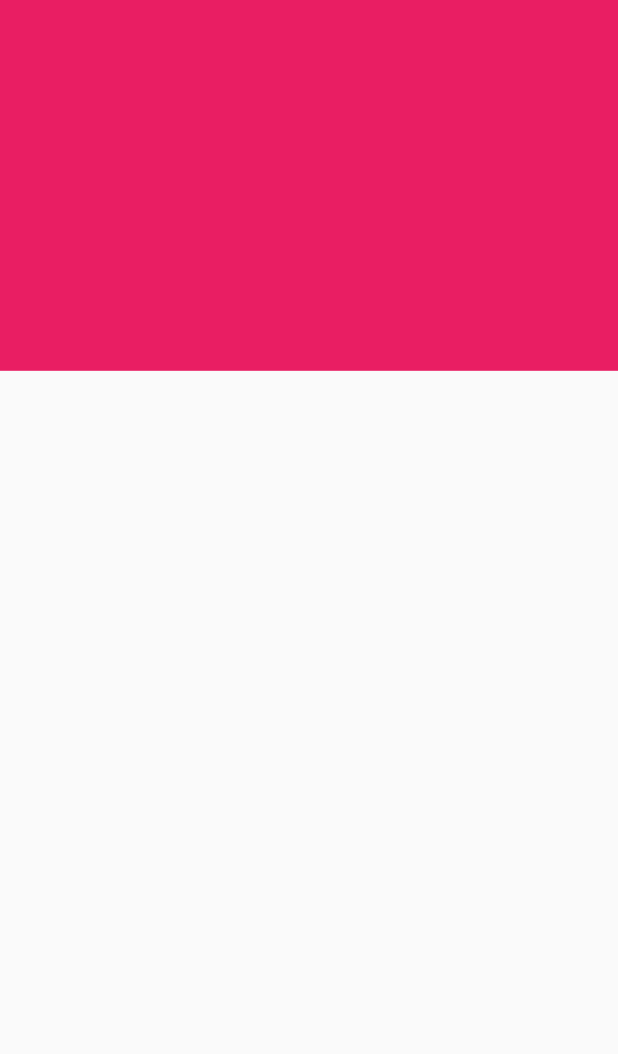
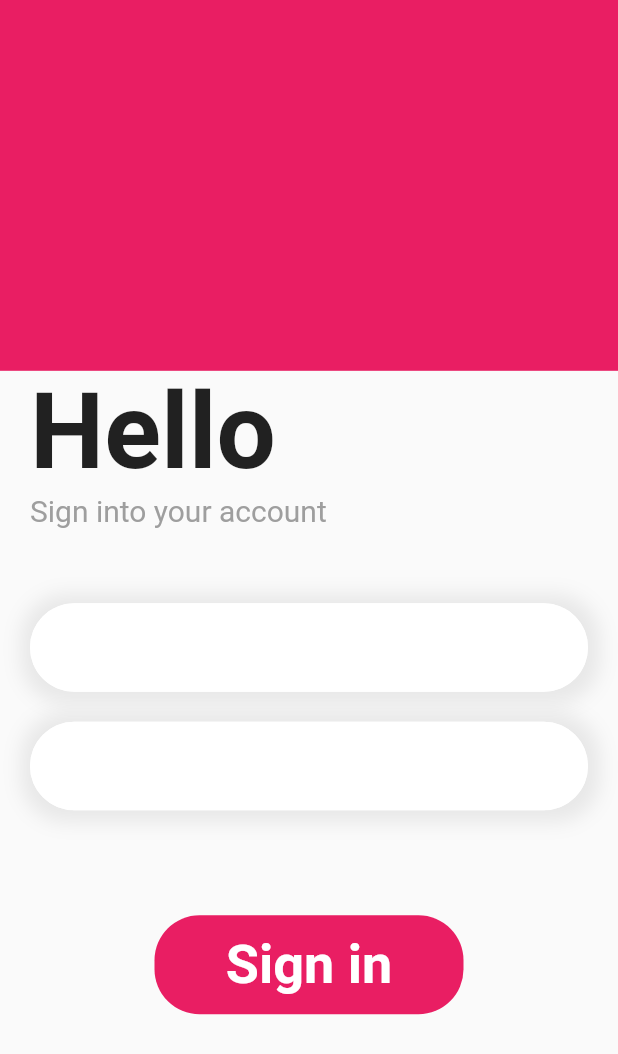
Before and after one commit to eudaldmoya/TimeItApp, a Flutter app: the screen it shows after launch, on a phone screen of 412 x 824 dp. Shown: the top 1054 px of the screen. Run offline on Flutter 3.47's test engine with Material 2 defaults, Android fonts, the phone set to English and light mode, and no system bars; our stand-ins replace cloud_firestore, firebase_auth, firebase_core; missing offline and left inert: flutterfire_ui; accounts and stored records are empty.

Commit message:
creacion de log in ui

```diff
--- a/lib/screens/newlogin_screen.dart
+++ b/lib/screens/newlogin_screen.dart
@@ -19,11 +19,111 @@ class _LoginPageState extends State<LoginPage> {
       children: [
         Container(
           width: w,
-            height: h*0.3,
+          height: h * 0.3,
           decoration: BoxDecoration(color: Colors.pink),
+        ),
+        Container(
+            margin: EdgeInsets.only(left: 20, right: 20),
+            width: w,
+            child: Column(
+              crossAxisAlignment: CrossAxisAlignment.start,
+              children: [
+                Text(
+                  "Hello",
+                  style: TextStyle(fontSize: 70, fontWeight: FontWeight.bold),
+                ),
+                Text(
+                  "Sign into your account",
+                  style: TextStyle(fontSize: 20, color: Colors.grey[500]),
+                ),
+                SizedBox(
+                  height: 50,
+                ),
+                Container(
+                  decoration: BoxDecoration(
+                    color: Colors.white,
+                    borderRadius: BorderRadius.circular(30),
+                    boxShadow: [
+                      BoxShadow(
+                        spreadRadius: 7,
+                        blurRadius: 10,
+                        offset: Offset(1, 1),
+                        color: Colors.grey.withOpacity(0.2),
+                      ),
+                    ],
+                  ),
+                  child: TextField(
+                    decoration: InputDecoration(
+                        focusedBorder: OutlineInputBorder(
+                          borderRadius: BorderRadius.circular(30),
+                          borderSide:
+                              BorderSide(color: Colors.white, width: 1.0),
+                        ),
+                        enabledBorder: OutlineInputBorder(
+                          borderRadius: BorderRadius.circular(30),
+                          borderSide:
+                              BorderSide(color: Colors.white, width: 1.0),
+                        ),
+                        border: OutlineInputBorder(
+                            borderRadius: BorderRadius.circular(30))),
+                  ),
+                ),
+                SizedBox(
+                  height: 20,
+                ),
+                Container(
+                  decoration: BoxDecoration(
+                    color: Colors.white,
+                    borderRadius: BorderRadius.circular(30),
+                    boxShadow: [
+                      BoxShadow(
+                        spreadRadius: 7,
+                        blurRadius: 10,
+                        offset: Offset(1, 1),
+                        color: Colors.grey.withOpacity(0.2),
+                      ),
+                    ],
+                  ),
+                  child: TextField(
+                    decoration: InputDecoration(
+                        focusedBorder: OutlineInputBorder(
+                          borderRadius: BorderRadius.circular(30),
+                          borderSide:
+                              BorderSide(color: Colors.white, width: 1.0),
+                        ),
+                        enabledBorder: OutlineInputBorder(
+                          borderRadius: BorderRadius.circular(30),
+                          borderSide:
+                              BorderSide(color: Colors.white, width: 1.0),
+                        ),
+                        border: OutlineInputBorder(
+                            borderRadius: BorderRadius.circular(30))),
+                  ),
                 )
               ],
-      )
-    );
+            )),
+        SizedBox(
+          height: 70,
+        ),
+        Container(
+          width: w * 0.5,
+          height: h * 0.08,
+          decoration: BoxDecoration(
+            borderRadius: BorderRadius.circular(30),
+            color: Colors.pink,
+          ),
+          child: Center(
+            child: Text(
+              "Sign in",
+              style: TextStyle(
+                  fontSize: 36,
+                  fontWeight: FontWeight.bold,
+                  color: Colors.white),
+            ),
+          ),
+        ),
+
+      ],
+    ));
   }
 }
```
Lines whose indentation alone changed are shown as unchanged.
